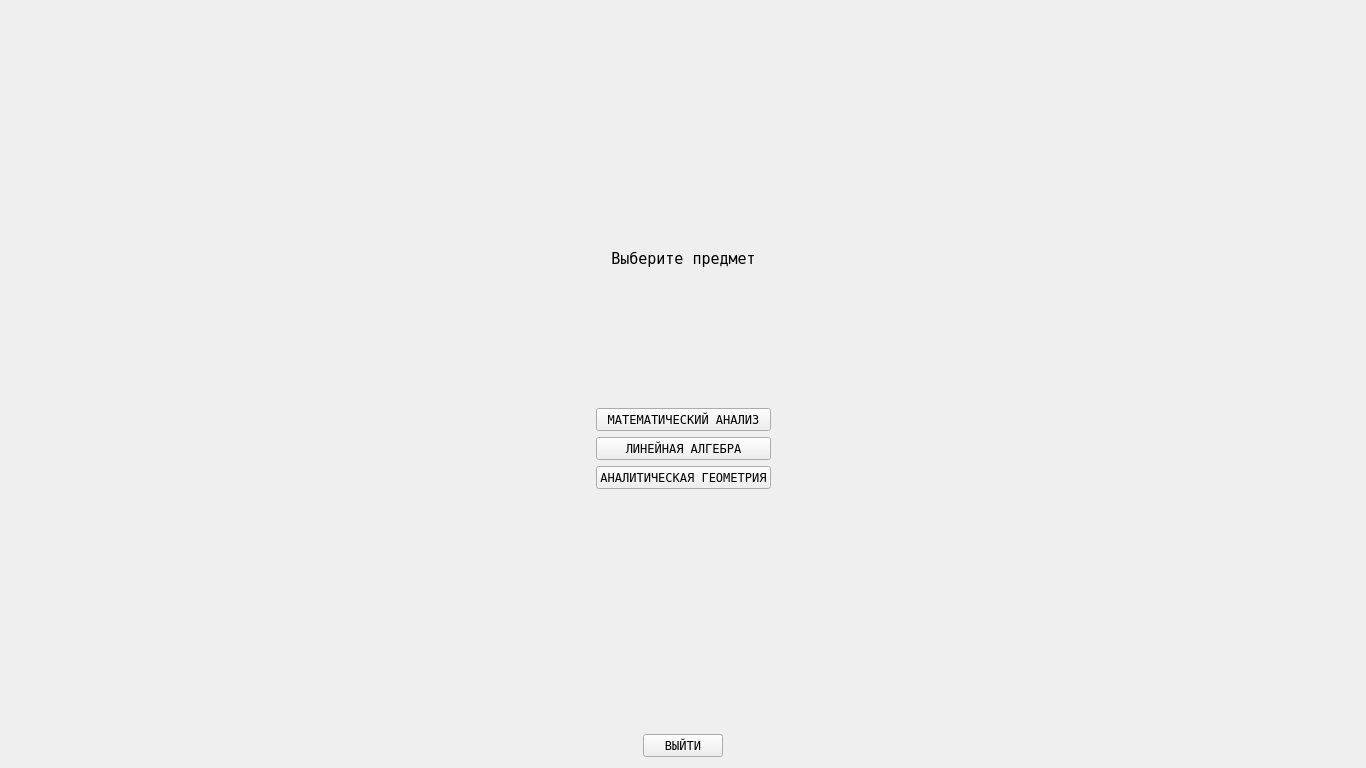
First picture: the form in vQT/HKqt/subject.ui, repository Shevikina/Hidgehog-kindom, before the edit.
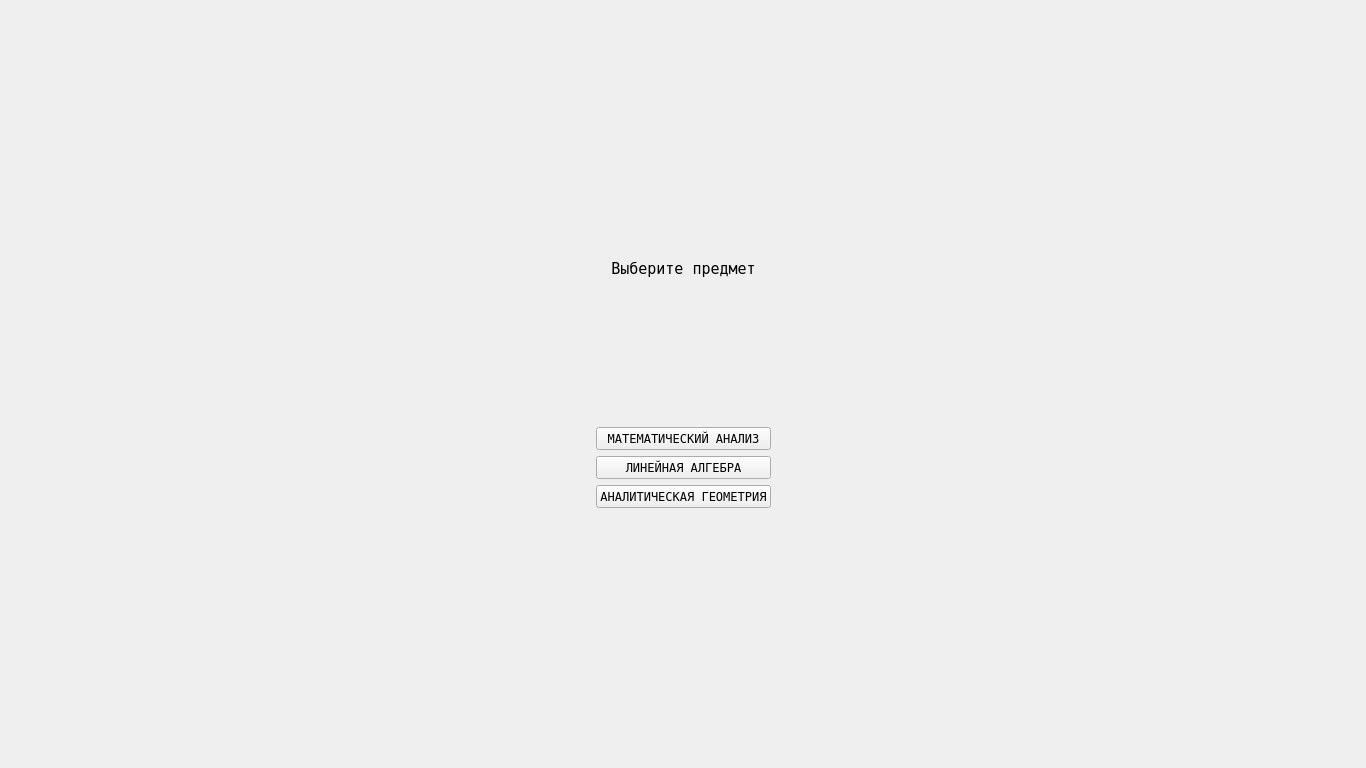
Second picture: the form after the edit. Icons and pictures are not drawn.

The edit to the form file:
```diff
--- a/vQT/HKqt/subject.ui
+++ b/vQT/HKqt/subject.ui
@@ -169,54 +169,6 @@
        </property>
       </spacer>
      </item>
-     <item>
-      <layout class="QHBoxLayout" name="horizontalLayout">
-       <property name="leftMargin">
-        <number>0</number>
-       </property>
-       <property name="topMargin">
-        <number>0</number>
-       </property>
-       <item>
-        <spacer name="horizontalSpacer">
-         <property name="orientation">
-          <enum>Qt::Horizontal</enum>
-         </property>
-         <property name="sizeHint" stdset="0">
-          <size>
-           <width>40</width>
-           <height>20</height>
-          </size>
-         </property>
-        </spacer>
-       </item>
-       <item>
-        <widget class="QPushButton" name="back">
-         <property name="font">
-          <font>
-           <family>Fixedsys</family>
-          </font>
-         </property>
-         <property name="text">
-          <string>ВЫЙТИ</string>
-         </property>
-        </widget>
-       </item>
-       <item>
-        <spacer name="horizontalSpacer_4">
-         <property name="orientation">
-          <enum>Qt::Horizontal</enum>
-         </property>
-         <property name="sizeHint" stdset="0">
-          <size>
-           <width>40</width>
-           <height>20</height>
-          </size>
-         </property>
-        </spacer>
-       </item>
-      </layout>
-     </item>
     </layout>
    </item>
   </layout>
```
